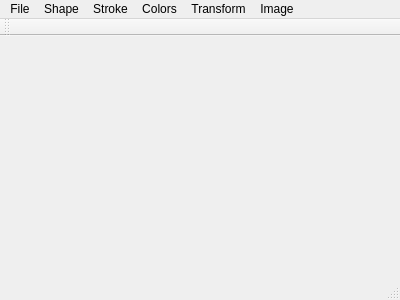
The window that Programming/xPaint/xPaint/xpaintwindow.ui (d-kunin/bsuir-cs) describes before a commit, drawn with Qt 5.
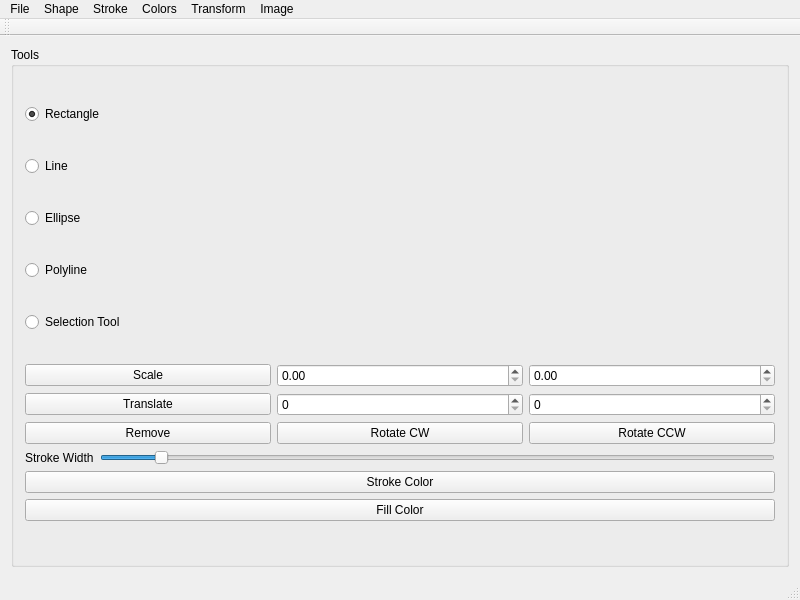
The same window after the commit.

The edit to the form file:
```diff
--- a/Programming/xPaint/xPaint/xpaintwindow.ui
+++ b/Programming/xPaint/xPaint/xpaintwindow.ui
@@ -6,20 +6,178 @@
    <rect>
     <x>0</x>
     <y>0</y>
-    <width>400</width>
-    <height>300</height>
+    <width>800</width>
+    <height>600</height>
    </rect>
   </property>
   <property name="windowTitle">
    <string>xPaintWindow</string>
   </property>
   <widget class="QWidget" name="centralWidget">
+   <property name="enabled">
+    <bool>true</bool>
+   </property>
+   <property name="sizePolicy">
+    <sizepolicy hsizetype="Fixed" vsizetype="Fixed">
+     <horstretch>0</horstretch>
+     <verstretch>0</verstretch>
+    </sizepolicy>
+   </property>
    <layout class="QGridLayout" name="gridLayout">
     <item row="0" column="0">
-     <layout class="QVBoxLayout" name="_layout">
-      <property name="sizeConstraint">
-       <enum>QLayout::SetMaximumSize</enum>
-      </property>
+     <layout class="QHBoxLayout" name="_layout">
+      <item>
+       <widget class="QGroupBox" name="groupBox">
+        <property name="title">
+         <string>Tools</string>
+        </property>
+        <layout class="QGridLayout" name="gridLayout_2">
+         <item row="5" column="0">
+          <layout class="QVBoxLayout" name="verticalLayout">
+           <item>
+            <layout class="QGridLayout" name="_editPanel">
+             <item row="1" column="0">
+              <widget class="QPushButton" name="_btnTranslate">
+               <property name="text">
+                <string>Translate</string>
+               </property>
+              </widget>
+             </item>
+             <item row="0" column="2">
+              <widget class="QDoubleSpinBox" name="_sbScaleY"/>
+             </item>
+             <item row="0" column="1">
+              <widget class="QDoubleSpinBox" name="_sbScaleX"/>
+             </item>
+             <item row="1" column="2">
+              <widget class="QSpinBox" name="_sbTransY"/>
+             </item>
+             <item row="1" column="1">
+              <widget class="QSpinBox" name="_sbTransX"/>
+             </item>
+             <item row="0" column="0">
+              <widget class="QPushButton" name="_btnScale">
+               <property name="text">
+                <string>Scale</string>
+               </property>
+              </widget>
+             </item>
+             <item row="2" column="0">
+              <widget class="QPushButton" name="_btnRemove">
+               <property name="text">
+                <string>Remove</string>
+               </property>
+              </widget>
+             </item>
+             <item row="2" column="1">
+              <widget class="QPushButton" name="_btnRotateCW">
+               <property name="text">
+                <string>Rotate CW</string>
+               </property>
+              </widget>
+             </item>
+             <item row="2" column="2">
+              <widget class="QPushButton" name="_btnRotateCCW">
+               <property name="text">
+                <string>Rotate CCW</string>
+               </property>
+              </widget>
+             </item>
+            </layout>
+           </item>
+           <item>
+            <layout class="QHBoxLayout" name="horizontalLayout">
+             <item>
+              <widget class="QLabel" name="label">
+               <property name="enabled">
+                <bool>true</bool>
+               </property>
+               <property name="text">
+                <string>Stroke Width</string>
+               </property>
+               <property name="margin">
+                <number>5</number>
+               </property>
+              </widget>
+             </item>
+             <item>
+              <widget class="QSlider" name="_sldStrokeWidth">
+               <property name="minimum">
+                <number>1</number>
+               </property>
+               <property name="maximum">
+                <number>50</number>
+               </property>
+               <property name="value">
+                <number>5</number>
+               </property>
+               <property name="sliderPosition">
+                <number>5</number>
+               </property>
+               <property name="orientation">
+                <enum>Qt::Horizontal</enum>
+               </property>
+              </widget>
+             </item>
+            </layout>
+           </item>
+           <item>
+            <widget class="QPushButton" name="pushButton">
+             <property name="text">
+              <string>Stroke Color</string>
+             </property>
+            </widget>
+           </item>
+           <item>
+            <widget class="QPushButton" name="pushButton_2">
+             <property name="text">
+              <string>Fill Color</string>
+             </property>
+            </widget>
+           </item>
+          </layout>
+         </item>
+         <item row="0" column="0">
+          <widget class="QRadioButton" name="radioButton">
+           <property name="text">
+            <string>Rectangle</string>
+           </property>
+           <property name="checked">
+            <bool>true</bool>
+           </property>
+          </widget>
+         </item>
+         <item row="2" column="0">
+          <widget class="QRadioButton" name="radioButton_6">
+           <property name="text">
+            <string>Ellipse</string>
+           </property>
+          </widget>
+         </item>
+         <item row="1" column="0">
+          <widget class="QRadioButton" name="radioButton_5">
+           <property name="text">
+            <string>Line</string>
+           </property>
+          </widget>
+         </item>
+         <item row="3" column="0">
+          <widget class="QRadioButton" name="radioButton_4">
+           <property name="text">
+            <string>Polyline</string>
+           </property>
+          </widget>
+         </item>
+         <item row="4" column="0">
+          <widget class="QRadioButton" name="radioButton_7">
+           <property name="text">
+            <string>Selection Tool</string>
+           </property>
+          </widget>
+         </item>
+        </layout>
+       </widget>
+      </item>
      </layout>
     </item>
    </layout>
@@ -29,7 +187,7 @@
     <rect>
      <x>0</x>
      <y>0</y>
-     <width>400</width>
+     <width>800</width>
      <height>22</height>
     </rect>
    </property>
```
